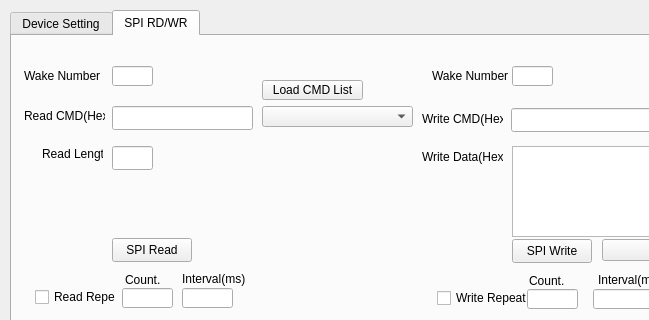
Old version of the form mainwindow.ui in the repository Goldenchen1012/Usb2uisApp; both pictures show x 0 to 649 and y 0 to 320 of the 1041 by 748 pixel window.
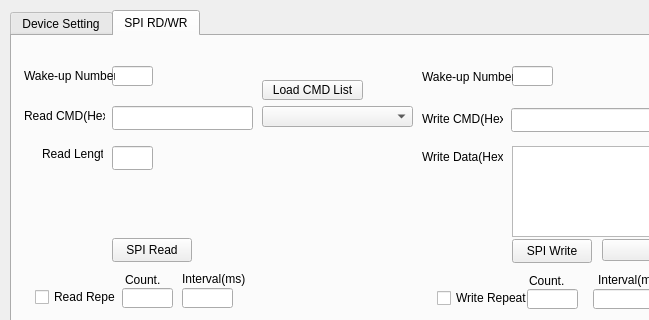
New version of the form.

Commit message: Added the function of automatically displaying the first description after pressing the "Load List" bttuon.

The edit to the form file:
```diff
--- a/mainwindow.ui
+++ b/mainwindow.ui
@@ -270,12 +270,12 @@
        <rect>
         <x>12</x>
         <y>32</y>
-        <width>81</width>
+        <width>91</width>
         <height>16</height>
        </rect>
       </property>
       <property name="text">
-       <string>Wake Number</string>
+       <string>Wake-up Number</string>
       </property>
      </widget>
      <widget class="QLineEdit" name="lineDummyCount_2">
@@ -291,14 +291,14 @@
      <widget class="QLabel" name="label_7">
       <property name="geometry">
        <rect>
-        <x>420</x>
-        <y>32</y>
-        <width>81</width>
-        <height>16</height>
+        <x>410</x>
+        <y>31</y>
+        <width>91</width>
+        <height>20</height>
        </rect>
       </property>
       <property name="text">
-       <string>Wake Number</string>
+       <string>Wake-up Number</string>
       </property>
      </widget>
      <widget class="QCheckBox" name="chkReadRepeatEnable">
```
Left out of the diff: 20 changed lines with no effect on the pictures. The commit also changes 1 other file.
